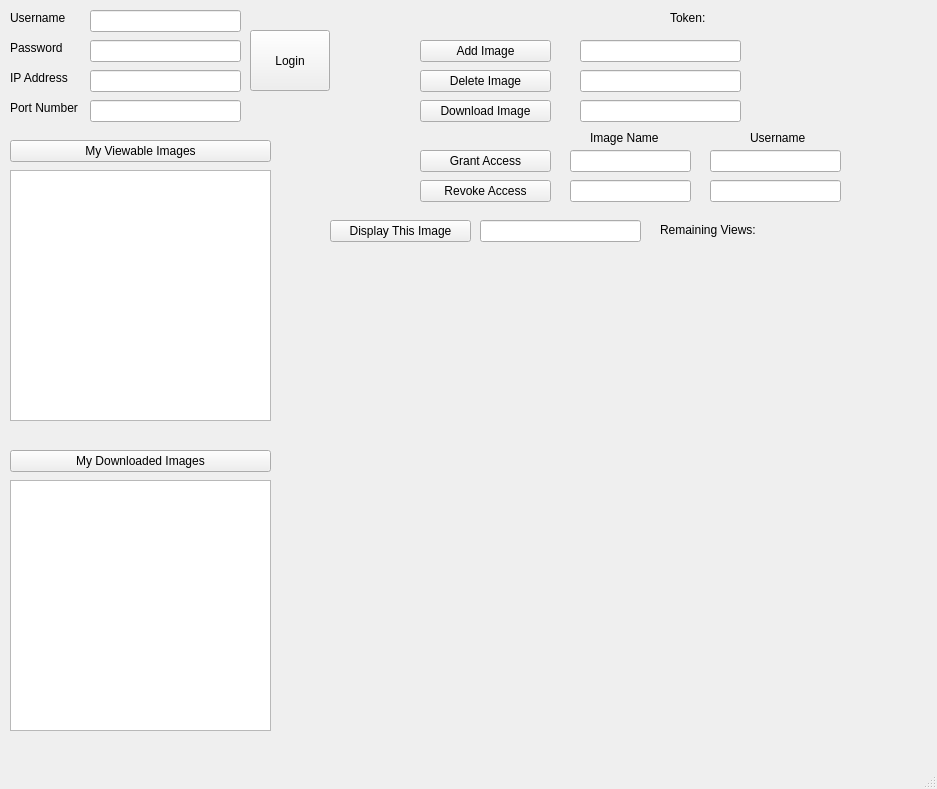
The window that Image-Viewer/mainwindow.ui (shehab-as/Distributed-Systems) describes before a commit, drawn with Qt 5.
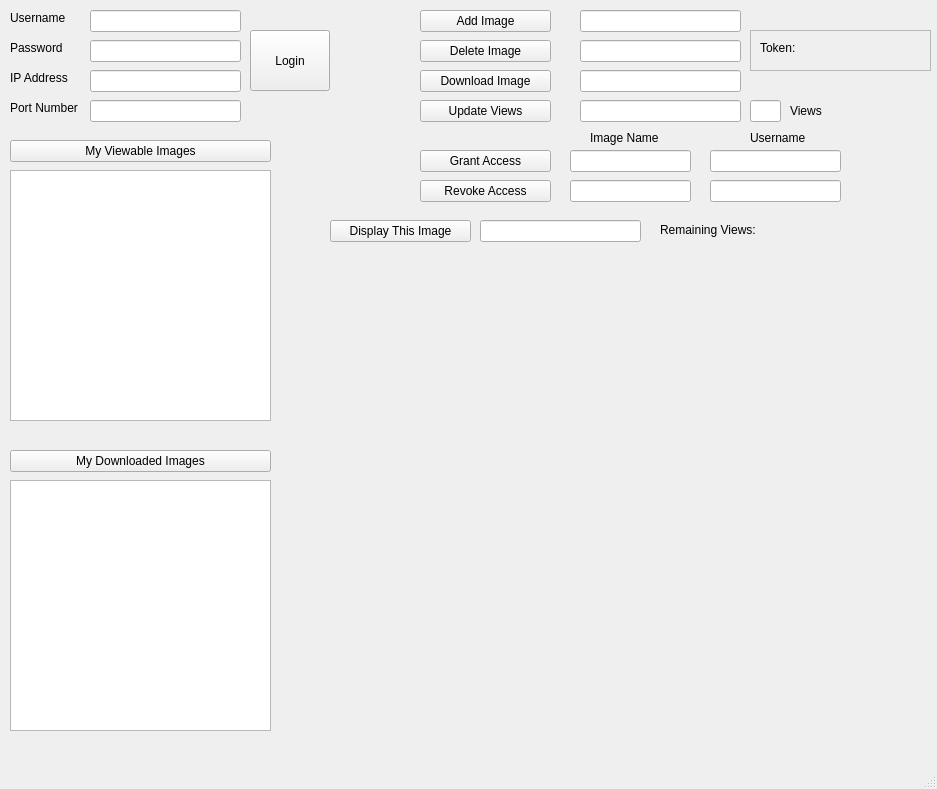
The same window after the commit.

Commit message: GUI side for Views update.

```diff
--- a/Image-Viewer/mainwindow.ui
+++ b/Image-Viewer/mainwindow.ui
@@ -83,37 +83,11 @@
      </rect>
     </property>
    </widget>
-   <widget class="QLabel" name="label_3">
-    <property name="geometry">
-     <rect>
-      <x>670</x>
-      <y>10</y>
-      <width>41</width>
-      <height>16</height>
-     </rect>
-    </property>
-    <property name="text">
-     <string>Token: </string>
-    </property>
-   </widget>
-   <widget class="QLabel" name="Token_Value">
-    <property name="geometry">
-     <rect>
-      <x>720</x>
-      <y>10</y>
-      <width>101</width>
-      <height>20</height>
-     </rect>
-    </property>
-    <property name="text">
-     <string/>
-    </property>
-   </widget>
    <widget class="QPushButton" name="AddImage">
     <property name="geometry">
      <rect>
       <x>420</x>
-      <y>40</y>
+      <y>10</y>
       <width>131</width>
       <height>22</height>
      </rect>
@@ -126,7 +100,7 @@
     <property name="geometry">
      <rect>
       <x>420</x>
-      <y>70</y>
+      <y>40</y>
       <width>131</width>
       <height>22</height>
      </rect>
@@ -139,7 +113,7 @@
     <property name="geometry">
      <rect>
       <x>420</x>
-      <y>100</y>
+      <y>70</y>
       <width>131</width>
       <height>22</height>
      </rect>
@@ -152,7 +126,7 @@
     <property name="geometry">
      <rect>
       <x>580</x>
-      <y>40</y>
+      <y>10</y>
       <width>161</width>
       <height>22</height>
      </rect>
@@ -165,7 +139,7 @@
     <property name="geometry">
      <rect>
       <x>580</x>
-      <y>70</y>
+      <y>40</y>
       <width>161</width>
       <height>22</height>
      </rect>
@@ -178,7 +152,7 @@
     <property name="geometry">
      <rect>
       <x>580</x>
-      <y>100</y>
+      <y>70</y>
       <width>161</width>
       <height>22</height>
      </rect>
@@ -448,6 +422,97 @@
      <string/>
     </property>
    </widget>
+   <widget class="QFrame" name="frame">
+    <property name="geometry">
+     <rect>
+      <x>750</x>
+      <y>30</y>
+      <width>181</width>
+      <height>41</height>
+     </rect>
+    </property>
+    <property name="frameShape">
+     <enum>QFrame::StyledPanel</enum>
+    </property>
+    <property name="frameShadow">
+     <enum>QFrame::Raised</enum>
+    </property>
+    <widget class="QLabel" name="label_3">
+     <property name="geometry">
+      <rect>
+       <x>10</x>
+       <y>10</y>
+       <width>41</width>
+       <height>16</height>
+      </rect>
+     </property>
+     <property name="text">
+      <string>Token: </string>
+     </property>
+    </widget>
+    <widget class="QLabel" name="Token_Value">
+     <property name="geometry">
+      <rect>
+       <x>60</x>
+       <y>10</y>
+       <width>111</width>
+       <height>20</height>
+      </rect>
+     </property>
+     <property name="text">
+      <string/>
+     </property>
+    </widget>
+   </widget>
+   <widget class="QPushButton" name="UpdateViews">
+    <property name="geometry">
+     <rect>
+      <x>420</x>
+      <y>100</y>
+      <width>131</width>
+      <height>22</height>
+     </rect>
+    </property>
+    <property name="text">
+     <string>Update Views</string>
+    </property>
+   </widget>
+   <widget class="QLineEdit" name="Input_Views_Name">
+    <property name="geometry">
+     <rect>
+      <x>580</x>
+      <y>100</y>
+      <width>161</width>
+      <height>22</height>
+     </rect>
+    </property>
+    <property name="text">
+     <string/>
+    </property>
+   </widget>
+   <widget class="QLineEdit" name="Input_ViewsNo">
+    <property name="geometry">
+     <rect>
+      <x>750</x>
+      <y>100</y>
+      <width>31</width>
+      <height>22</height>
+     </rect>
+    </property>
+   </widget>
+   <widget class="QLabel" name="label_5">
+    <property name="geometry">
+     <rect>
+      <x>790</x>
+      <y>100</y>
+      <width>41</width>
+      <height>21</height>
+     </rect>
+    </property>
+    <property name="text">
+     <string>Views</string>
+    </property>
+   </widget>
   </widget>
   <widget class="QStatusBar" name="statusBar"/>
  </widget>
```
The commit also changes 2 other files.
